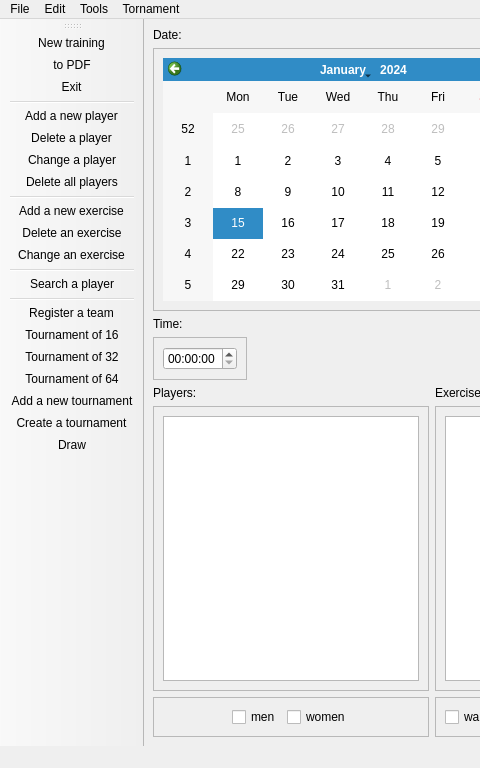
Sautenko-Andrey/BVB_Manager, file BVB_Manager/bvb_manager.ui: the form before one commit; both pictures show x 0 to 480 and y 0 to 768 of the 1366 by 768 pixel window.
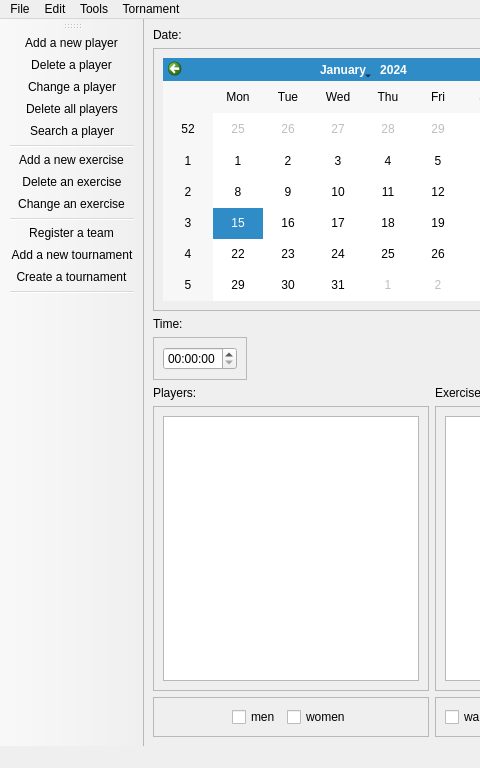
The form after the commit. Icons and pictures are not drawn.

Patch:
```diff
--- a/BVB_Manager/bvb_manager.ui
+++ b/BVB_Manager/bvb_manager.ui
@@ -729,56 +729,21 @@
    <attribute name="toolBarBreak">
     <bool>false</bool>
    </attribute>
-   <addaction name="actionNew_training"/>
-   <addaction name="actiontp_PDF"/>
-   <addaction name="actionExit"/>
-   <addaction name="separator"/>
    <addaction name="actionAdd_a_new_player"/>
    <addaction name="actionDelete_a_player"/>
    <addaction name="actionChange_a_player"/>
    <addaction name="actionDelete_all_players"/>
+   <addaction name="actionSearch_a_player"/>
    <addaction name="separator"/>
    <addaction name="actionAdd_a_new_exercise"/>
    <addaction name="actionDelete_an_exercise"/>
    <addaction name="actionChange_an_exercise"/>
    <addaction name="separator"/>
-   <addaction name="actionSearch_a_player"/>
-   <addaction name="separator"/>
    <addaction name="actionRegister_a_team"/>
-   <addaction name="actionTournament_16"/>
-   <addaction name="actionTournament_32"/>
-   <addaction name="actionTournament_64"/>
    <addaction name="actionAdd_a_new_tournament"/>
    <addaction name="actionCreate_a_tournament"/>
-   <addaction name="actionDraw"/>
+   <addaction name="separator"/>
   </widget>
-  <action name="actionNew_training">
-   <property name="icon">
-    <iconset resource="res.qrc">
-     <normaloff>:/images/ball.png</normaloff>:/images/ball.png</iconset>
-   </property>
-   <property name="text">
-    <string>New training</string>
-   </property>
-  </action>
-  <action name="actiontp_PDF">
-   <property name="icon">
-    <iconset resource="res.qrc">
-     <normaloff>:/images/pdf.png</normaloff>:/images/pdf.png</iconset>
-   </property>
-   <property name="text">
-    <string>to PDF</string>
-   </property>
-  </action>
-  <action name="actionExit">
-   <property name="icon">
-    <iconset resource="res.qrc">
-     <normaloff>:/images/exit.png</normaloff>:/images/exit.png</iconset>
-   </property>
-   <property name="text">
-    <string>Exit</string>
-   </property>
-  </action>
   <action name="actionAdd_a_new_player">
    <property name="icon">
     <iconset resource="res.qrc">
@@ -851,33 +816,6 @@
     <string>Search a player</string>
    </property>
   </action>
-  <action name="actionTournament_16">
-   <property name="icon">
-    <iconset resource="res.qrc">
-     <normaloff>:/images/tournament_of_16.png</normaloff>:/images/tournament_of_16.png</iconset>
-   </property>
-   <property name="text">
-    <string>Tournament of 16</string>
-   </property>
-  </action>
-  <action name="actionTournament_32">
-   <property name="icon">
-    <iconset resource="res.qrc">
-     <normaloff>:/images/tournament_of_32.png</normaloff>:/images/tournament_of_32.png</iconset>
-   </property>
-   <property name="text">
-    <string>Tournament of 32</string>
-   </property>
-  </action>
-  <action name="actionTournament_64">
-   <property name="icon">
-    <iconset resource="res.qrc">
-     <normaloff>:/images/tournament_of_64.png</normaloff>:/images/tournament_of_64.png</iconset>
-   </property>
-   <property name="text">
-    <string>Tournament of 64</string>
-   </property>
-  </action>
   <action name="actionRegister_a_team">
    <property name="icon">
     <iconset resource="res.qrc">
@@ -905,15 +843,6 @@
     <string>Create a tournament</string>
    </property>
   </action>
-  <action name="actionDraw">
-   <property name="icon">
-    <iconset resource="res.qrc">
-     <normaloff>:/images/ball.png</normaloff>:/images/ball.png</iconset>
-   </property>
-   <property name="text">
-    <string>Draw</string>
-   </property>
-  </action>
  </widget>
  <resources>
   <include location="res.qrc"/>
```
Left out of the diff: 7 changed lines with no effect on the pictures.
